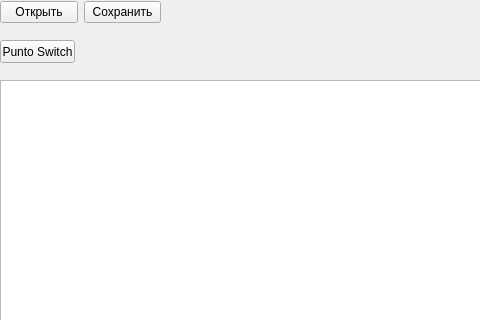
Before: the Qt Designer form main1.ui in 8Vinso8/TextRedactor, drawn with Qt 5; both pictures show x 0 to 480 and y 0 to 320 of the 721 by 418 pixel window.
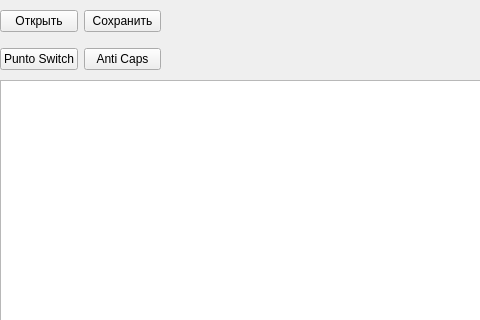
After: the same form once the commit is applied.

Patch:
```diff
--- a/main1.ui
+++ b/main1.ui
@@ -36,9 +36,11 @@
       <x>0</x>
       <y>0</y>
       <width>161</width>
-      <height>25</height>
+      <height>80</height>
      </rect>
     </property>
+    <layout class="QVBoxLayout" name="verticalLayout_2">
+     <item>
     <layout class="QHBoxLayout" name="horizontalLayout">
      <item>
       <widget class="QPushButton" name="loadButton">
@@ -55,19 +57,26 @@
       </widget>
      </item>
     </layout>
-   </widget>
+     </item>
+     <item>
+      <layout class="QHBoxLayout" name="horizontalLayout_2">
+       <item>
    <widget class="QPushButton" name="puntoButton">
-    <property name="geometry">
-     <rect>
-      <x>0</x>
-      <y>40</y>
-      <width>75</width>
-      <height>23</height>
-     </rect>
-    </property>
     <property name="text">
      <string>Punto Switch</string>
     </property>
+        </widget>
+       </item>
+       <item>
+        <widget class="QPushButton" name="antiCapsButton">
+         <property name="text">
+          <string>Anti Caps</string>
+         </property>
+        </widget>
+       </item>
+      </layout>
+     </item>
+    </layout>
    </widget>
   </widget>
   <widget class="QMenuBar" name="menubar">
```
Left out of the diff: 2 changed lines with no effect on the pictures. Lines whose indentation alone changed are shown as unchanged.
